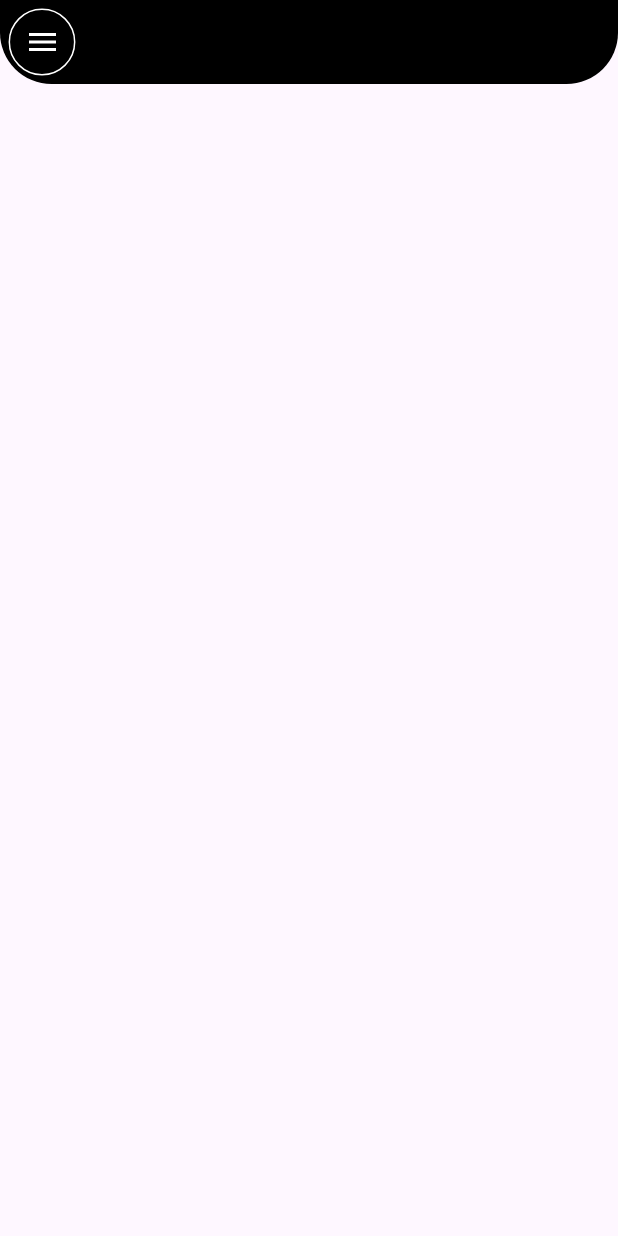
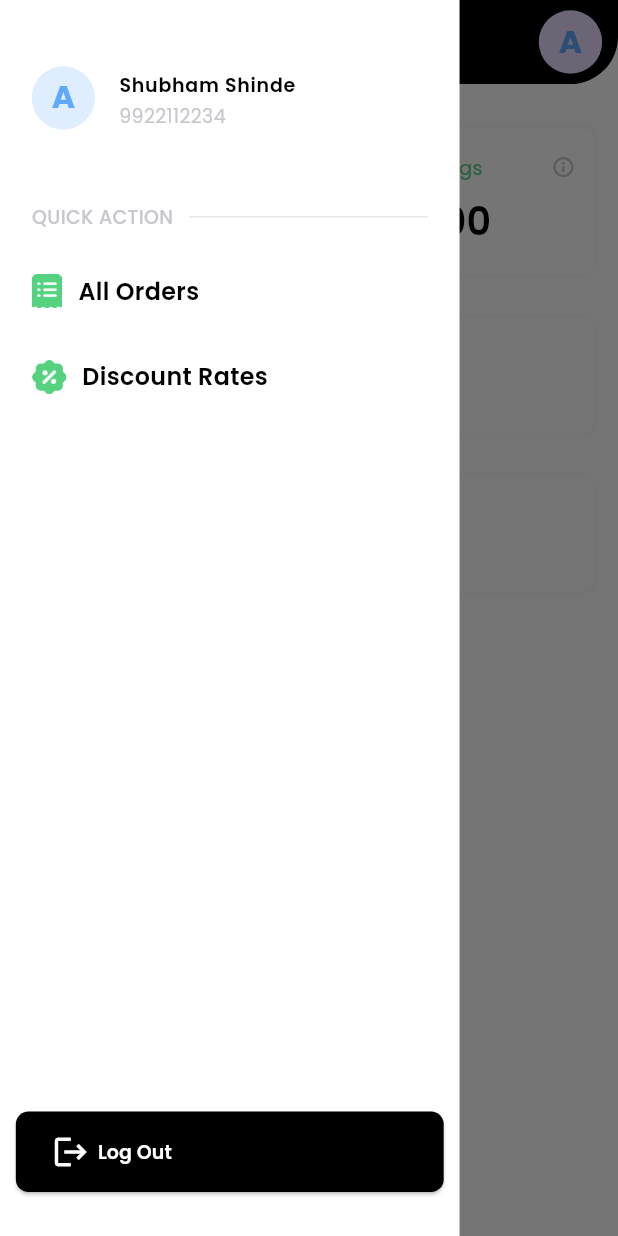
Before and after one commit to avadhworkzone/wiletone, a Flutter app: the DashBoard screen opened directly, with the side drawer open (before the commit the screen has no drawer), on a phone screen of 412 x 824 dp. Run offline on Flutter 3.47's test engine with Material 3 defaults, Android fonts, the phone set to English and light mode, and no system bars; our stand-ins replace flutter_screenutil, flutter_svg, get, get_storage; accounts and stored records are empty.

Commit message:
dashboard screen and discount rates screen done

```diff
--- a/lib/common/common_widget/wiletone_custom_button.dart
+++ b/lib/common/common_widget/wiletone_custom_button.dart
@@ -2,7 +2,6 @@ import 'package:flutter/material.dart';
 import 'package:flutter_screenutil/flutter_screenutil.dart';
 import 'package:wilatone_restaurant/common/common_widget/wiletone_text_widget.dart';
 import 'package:wilatone_restaurant/utils/color_utils.dart';
-import 'package:wilatone_restaurant/utils/extension_utils.dart';
 import 'package:wilatone_restaurant/utils/font_style_utils.dart';
 
 import '../../utils/typedef_utils.dart';
@@ -17,7 +16,10 @@ class WileToneCustomButton extends StatelessWidget {
   final Color buttonColor;
   final double? buttonHeight;
   final double buttonWidth;
+  final double? elevation;
   final bool isBorderShape;
+  final FontWeight? fontWeight;
+  final Widget? icon;
 
   const WileToneCustomButton(
       {Key? key,
@@ -30,6 +32,9 @@ class WileToneCustomButton extends StatelessWidget {
       this.buttonColor = ColorUtils.black,
       this.buttonHeight,
       this.buttonWidth = double.infinity,
+      this.elevation,
+      this.fontWeight,
+      this.icon,
       this.isBorderShape = false})
       : super(key: key);
 
@@ -54,14 +59,24 @@ class WileToneCustomButton extends StatelessWidget {
                     borderRadius: BorderRadius.circular(buttonRadius ?? 8),
                   ),
                 ),
+          elevation:
+              elevation == null ? null : MaterialStateProperty.all(elevation),
           backgroundColor: MaterialStateProperty.all(
               isBorderShape ? ColorUtils.white : buttonColor),
         ),
-        child: WileToneTextWidget(
-          title: buttonName,
-          fontSize: fontSize,
-          color: isBorderShape ? buttonColor : fontColor,
-          fontWeight: FontWeightClass.semiB,
+        child: Row(
+          mainAxisSize: icon != null ? MainAxisSize.max : MainAxisSize.min,
+          mainAxisAlignment:
+              icon != null ? MainAxisAlignment.start : MainAxisAlignment.center,
+          children: [
+            icon ?? const SizedBox(),
+            WileToneTextWidget(
+              title: buttonName,
+              fontSize: fontSize,
+              color: isBorderShape ? buttonColor : fontColor,
+              fontWeight: fontWeight ?? FontWeightClass.semiB,
+            ),
+          ],
         ),
       ),
     );
--- a/lib/common/common_widget/wiletone_text_form_field.dart
+++ b/lib/common/common_widget/wiletone_text_form_field.dart
@@ -1,12 +1,8 @@
-import 'dart:math';
-
 import 'package:flutter/material.dart';
 import 'package:flutter/services.dart';
 import 'package:flutter_screenutil/flutter_screenutil.dart';
-import 'package:intl/intl.dart';
 import 'package:wilatone_restaurant/utils/color_utils.dart';
 import 'package:wilatone_restaurant/utils/enum_utils.dart';
-import 'package:wilatone_restaurant/utils/extension_utils.dart';
 import 'package:wilatone_restaurant/utils/font_style_utils.dart';
 import 'package:wilatone_restaurant/utils/validations_utils.dart';
 
--- a/lib/common/common_widget/wiletone_text_widget.dart
+++ b/lib/common/common_widget/wiletone_text_widget.dart
@@ -1,5 +1,4 @@
 import 'package:flutter/material.dart';
-import 'package:get/get.dart';
 import 'package:wilatone_restaurant/utils/assets/assets_utils.dart';
 import 'package:wilatone_restaurant/utils/color_utils.dart';
 
--- a/lib/utils/color_utils.dart
+++ b/lib/utils/color_utils.dart
@@ -2,9 +2,12 @@ import 'package:flutter/material.dart';
 
 class ColorUtils {
   static const Color white = Colors.white;
+  static const Color transparent = Colors.transparent;
   static const Color red = Colors.red;
   static const Color black = Colors.black;
   static const Color skyBlue = Color(0xFF2A6CE7);
   static const Color grey = Color(0xFFC8C7CD);
+  static const Color greyE6 = Color(0xFFE6E6E6);
   static const Color greenColor = Color(0xff54D27F);
+  static const Color blueColor = Color(0xff60A9FF);
 }
--- a/lib/utils/const_utils.dart
+++ b/lib/utils/const_utils.dart
@@ -1,5 +1,3 @@
-import 'dart:io';
-
 import 'package:flutter/foundation.dart';
 
 void logs(String message) {
--- /dev/null
+++ b/lib/utils/decoration_utils.dart
@@ -0,0 +1,7 @@
+import 'package:flutter/material.dart';
+import 'package:wilatone_restaurant/utils/color_utils.dart';
+
+class DecorationUtils {
+  static BoxShadow commonBoxShadow() =>
+      BoxShadow(color: ColorUtils.grey.withOpacity(0.2), blurRadius: 5);
+}
--- a/lib/utils/size_config_utils.dart
+++ b/lib/utils/size_config_utils.dart
@@ -1,6 +1,5 @@
 import 'package:flutter/material.dart';
 import 'package:flutter_screenutil/flutter_screenutil.dart';
-import 'package:wilatone_restaurant/utils/extension_utils.dart';
 
 class SizeConfig {
   /// HEIGHT
@@ -38,7 +37,9 @@ class SizeConfig {
 
   static Widget sH25() => SizedBox(height: 25.h);
 
-  static Widget sH35() => SizedBox(height: 30.h);
+  static Widget sH30() => SizedBox(height: 30.h);
+
+  static Widget sH35() => SizedBox(height: 35.h);
 
   static Widget sH20() => SizedBox(height: 20.h);
 
@@ -60,6 +61,7 @@ class SizeConfig {
   static Widget sW8() => SizedBox(width: 8.w);
 
   static Widget sW10() => SizedBox(width: 10.w);
+  static Widget sW15() => SizedBox(width: 15.w);
 
   static Widget sW18() => SizedBox(width: 18.w);
 
--- a/lib/utils/variables_utils.dart
+++ b/lib/utils/variables_utils.dart
@@ -1,3 +1,26 @@
 class VariablesUtils {
   static const appName = 'WileTone';
+
+  /// ==================== DASH BOARD ==================== ///
+  static const totalSales = "Total Sales";
+  static const totalEarnings = "Total Earnings";
+  static const totalSalesAmount = "₹30,000";
+  static const totalEarningsAmount = "₹10,000";
+  static const allOrders = "All Orders";
+  static const discountRates = "Discount Rates";
+  static const ok = "Ok";
+  static const zura = "ZURA";
+  static const showsTotalOfAllOrdersForToday =
+      "Shows total of all orders for today";
+  static const theseAreTheEarning =
+      "These are the earnings that you will recive from zura on the decided payout days";
+
+  /// ==================== DRAWER ==================== ///
+  static const shubhamShinde = "Shubham Shinde";
+  static const userPhoneNumber = "9922112234";
+  static const quickAction = "QUICK ACTION";
+  static const logout = "Log Out";
+
+  /// ==================== DISCOUNT RATES ==================== ///
+  static const update = "Update";
 }
--- a/lib/view/dashboard/dashboard.dart
+++ b/lib/view/dashboard/dashboard.dart
@@ -1,23 +1,70 @@
 import 'package:flutter/material.dart';
 import 'package:flutter_screenutil/flutter_screenutil.dart';
+import 'package:wilatone_restaurant/common/common_widget/wiletone_common_dialog.dart';
+import 'package:wilatone_restaurant/common/common_widget/wiletone_text_widget.dart';
 import 'package:wilatone_restaurant/utils/assets/assets_utils.dart';
 import 'package:wilatone_restaurant/utils/color_utils.dart';
-import 'package:wilatone_restaurant/utils/const_utils.dart';
-import 'package:wilatone_restaurant/utils/extension_utils.dart';
+import 'package:wilatone_restaurant/utils/font_style_utils.dart';
+import 'package:wilatone_restaurant/utils/size_config_utils.dart';
+import 'package:wilatone_restaurant/utils/variables_utils.dart';
+import 'widgets/custom_drawer.dart';
+import 'widgets/order_box.dart';
+import 'widgets/transaction_row.dart';
 
 class DashBoard extends StatelessWidget {
-  const DashBoard({Key? key}) : super(key: key);
+  DashBoard({Key? key}) : super(key: key);
+
+  final scaffoldKey = GlobalKey<ScaffoldState>();
 
   @override
   Widget build(BuildContext context) {
     return Scaffold(
-      appBar: AppBar(
-        backgroundColor: ColorUtils.black,
-        shape: RoundedRectangleBorder(
-            borderRadius:
-                BorderRadius.vertical(bottom: Radius.circular(30.sp))),
-        leading: Container(
-          margin: EdgeInsets.all(5.sp),
+      key: scaffoldKey,
+      backgroundColor: ColorUtils.white,
+      appBar: customAppBar(),
+      drawer: const CustomDrawer(),
+      body: SingleChildScrollView(
+        child: Padding(
+          padding: EdgeInsets.symmetric(horizontal: 15.w),
+          child: Column(
+            children: [
+              SizeConfig.sH30(),
+              TransactionRow(),
+              SizeConfig.sH30(),
+              OrderBox(
+                title: VariablesUtils.allOrders,
+                icon: AssetsUtils.allOrders,
+                onTap: () {
+                  willToneCommonDialog(VariablesUtils.theseAreTheEarning);
+                },
+              ),
+              SizeConfig.sH30(),
+              OrderBox(
+                title: VariablesUtils.discountRates,
+                icon: AssetsUtils.discountOrders,
+                onTap: () {
+                  willToneCommonDialog(
+                      VariablesUtils.showsTotalOfAllOrdersForToday);
+                },
+              ),
+            ],
+          ),
+        ),
+      ),
+    );
+  }
+
+  AppBar customAppBar() {
+    return AppBar(
+      backgroundColor: ColorUtils.black,
+      shape: RoundedRectangleBorder(
+          borderRadius: BorderRadius.vertical(bottom: Radius.circular(30.sp))),
+      leading: GestureDetector(
+        onTap: () {
+          scaffoldKey.currentState!.openDrawer();
+        },
+        child: Container(
+          margin: EdgeInsets.fromLTRB(10.sp, 10.sp, 0, 10.sp),
           decoration: BoxDecoration(
               border: Border.all(color: ColorUtils.white),
               shape: BoxShape.circle),
@@ -27,6 +74,25 @@ class DashBoard extends StatelessWidget {
           ),
         ),
       ),
+      title: WileToneTextWidget(
+        title: VariablesUtils.zura,
+        color: ColorUtils.white,
+        fontSize: 24.sp,
+      ),
+      actions: [
+        Padding(
+          padding: EdgeInsets.only(right: 10.sp),
+          child: CircleAvatar(
+            radius: 20.sp,
+            child: WileToneTextWidget(
+              title: 'A',
+              fontWeight: FontWeightClass.bold,
+              fontSize: 20.sp,
+              color: ColorUtils.blueColor,
+            ),
+          ),
+        )
+      ],
     );
   }
 }
--- /dev/null
+++ b/lib/view/dashboard/widgets/custom_drawer.dart
@@ -0,0 +1,138 @@
+import 'package:flutter/material.dart';
+import 'package:flutter_screenutil/flutter_screenutil.dart';
+import 'package:get/get.dart';
+import 'package:wilatone_restaurant/common/common_widget/wiletone_custom_button.dart';
+import 'package:wilatone_restaurant/common/common_widget/wiletone_text_widget.dart';
+import 'package:wilatone_restaurant/utils/assets/assets_utils.dart';
+import 'package:wilatone_restaurant/utils/color_utils.dart';
+import 'package:wilatone_restaurant/utils/font_style_utils.dart';
+import 'package:wilatone_restaurant/utils/size_config_utils.dart';
+import 'package:wilatone_restaurant/utils/variables_utils.dart';
+
+class CustomDrawer extends StatelessWidget {
+  const CustomDrawer({
+    super.key,
+  });
+
+  @override
+  Widget build(BuildContext context) {
+    return Drawer(
+      width: 290.w,
+      backgroundColor: ColorUtils.white,
+      shape: const RoundedRectangleBorder(borderRadius: BorderRadius.zero),
+      child: Padding(
+        padding: EdgeInsets.symmetric(horizontal: 10.w),
+        child: Column(
+          mainAxisSize: MainAxisSize.min,
+          children: [
+            SizeConfig.sH30(),
+            Padding(
+              padding: EdgeInsets.symmetric(horizontal: 10.w),
+              child: ListTile(
+                leading: CircleAvatar(
+                  radius: 20.sp,
+                  backgroundColor: ColorUtils.blueColor.withOpacity(0.2),
+                  child: WileToneTextWidget(
+                    title: 'A',
+                    fontWeight: FontWeightClass.bold,
+                    fontSize: 20.sp,
+                    color: ColorUtils.blueColor,
+                  ),
+                ),
+                contentPadding: EdgeInsets.zero,
+                title: WileToneTextWidget(
+                  title: VariablesUtils.shubhamShinde,
+                  color: ColorUtils.black,
+                  fontWeight: FontWeightClass.semiB,
+                  fontSize: 12.sp,
+                ),
+                subtitle: WileToneTextWidget(
+                  title: VariablesUtils.userPhoneNumber,
+                  color: ColorUtils.grey,
+                  fontWeight: FontWeightClass.regular,
+                  fontSize: 12.sp,
+                ),
+              ),
+            ),
+            SizeConfig.sH35(),
+            Padding(
+              padding: EdgeInsets.symmetric(horizontal: 10.w),
+              child: Row(
+                children: [
+                  WileToneTextWidget(
+                    title: VariablesUtils.quickAction,
+                    color: ColorUtils.grey,
+                    fontWeight: FontWeightClass.medium,
+                    fontSize: 12.sp,
+                  ),
+                  SizeConfig.sW10(),
+                  const Expanded(
+                      child: Divider(
+                    color: ColorUtils.greyE6,
+                  )),
+                ],
+              ),
+            ),
+            SizeConfig.sH30(),
+            Padding(
+              padding: EdgeInsets.symmetric(horizontal: 10.w),
+              child: Row(
+                children: [
+                  Image.asset(
+                    AssetsUtils.allOrders,
+                    scale: 2.5.sp,
+                  ),
+                  SizeConfig.sW10(),
+                  WileToneTextWidget(
+                    title: VariablesUtils.allOrders,
+                    fontWeight: FontWeightClass.semiB,
+                    fontSize: 15.sp,
+                  ),
+                ],
+              ),
+            ),
+            SizeConfig.sH35(),
+            Padding(
+              padding: EdgeInsets.symmetric(horizontal: 10.w),
+              child: Row(
+                children: [
+                  Image.asset(
+                    AssetsUtils.discountOrders,
+                    scale: 2.5.sp,
+                  ),
+                  SizeConfig.sW10(),
+                  WileToneTextWidget(
+                    title: VariablesUtils.discountRates,
+                    fontWeight: FontWeightClass.semiB,
+                    fontSize: 15.sp,
+                  ),
+                ],
+              ),
+            ),
+            Spacer(),
+            WileToneCustomButton(
+              onPressed: () {
+                Get.back();
+              },
+              icon: Padding(
+                padding: EdgeInsets.only(right: 5.w),
+                child: Icon(
+                  Icons.logout,
+                  color: ColorUtils.white,
+                  size: 24.sp,
+                ),
+              ),
+              buttonName: VariablesUtils.logout,
+              fontSize: 12.sp,
+              buttonWidth: 290.w,
+              buttonHeight: 55.h,
+              buttonRadius: 8.sp,
+              fontWeight: FontWeightClass.semiB,
+            ),
+            SizeConfig.sH30(),
+          ],
+        ),
+      ),
+    );
+  }
+}
--- /dev/null
+++ b/lib/view/dashboard/widgets/order_box.dart
@@ -0,0 +1,51 @@
+import 'package:flutter/material.dart';
+import 'package:flutter_screenutil/flutter_screenutil.dart';
+import 'package:get/get.dart';
+import 'package:wilatone_restaurant/common/common_widget/wiletone_text_widget.dart';
+import 'package:wilatone_restaurant/utils/color_utils.dart';
+import 'package:wilatone_restaurant/utils/decoration_utils.dart';
+import 'package:wilatone_restaurant/utils/font_style_utils.dart';
+import 'package:wilatone_restaurant/utils/size_config_utils.dart';
+
+class OrderBox extends StatelessWidget {
+  const OrderBox({
+    super.key,
+    required this.title,
+    required this.icon,
+    required this.onTap,
+  });
+
+  final String title;
+  final String icon;
+  final VoidCallback onTap;
+
+  @override
+  Widget build(BuildContext context) {
+    return GestureDetector(
+      onTap: onTap,
+      child: Container(
+        width: Get.width,
+        height: 78.h,
+        decoration: BoxDecoration(
+            borderRadius: BorderRadius.circular(8.sp),
+            color: ColorUtils.white,
+            boxShadow: [DecorationUtils.commonBoxShadow()]),
+        padding: EdgeInsets.symmetric(horizontal: 12.w),
+        child: Row(
+          children: [
+            Image.asset(
+              icon,
+              scale: 2.5.sp,
+            ),
+            SizeConfig.sW10(),
+            WileToneTextWidget(
+              title: title,
+              fontWeight: FontWeightClass.semiB,
+              fontSize: 15.sp,
+            ),
+          ],
+        ),
+      ),
+    );
+  }
+}
--- /dev/null
+++ b/lib/view/dashboard/widgets/transaction_row.dart
@@ -0,0 +1,76 @@
+import 'package:flutter/material.dart';
+import 'package:flutter_screenutil/flutter_screenutil.dart';
+import 'package:wilatone_restaurant/common/common_widget/wiletone_text_widget.dart';
+import 'package:wilatone_restaurant/utils/color_utils.dart';
+import 'package:wilatone_restaurant/utils/decoration_utils.dart';
+import 'package:wilatone_restaurant/utils/font_style_utils.dart';
+import 'package:wilatone_restaurant/utils/variables_utils.dart';
+
+class TransactionModel {
+  String title;
+  String amount;
+
+  TransactionModel({required this.title, required this.amount});
+}
+
+class TransactionRow extends StatelessWidget {
+  TransactionRow({
+    super.key,
+  });
+
+  List<TransactionModel> transactionList = [
+    TransactionModel(
+        title: VariablesUtils.totalSales,
+        amount: VariablesUtils.totalSalesAmount),
+    TransactionModel(
+        title: VariablesUtils.totalEarnings,
+        amount: VariablesUtils.totalEarningsAmount),
+  ];
+
+  @override
+  Widget build(BuildContext context) {
+    return Row(
+        children: List.generate(
+            transactionList.length,
+            (index) => Expanded(
+                  child: Container(
+                    height: 100.h,
+                    margin: EdgeInsets.only(
+                        right: index == 0 ? 10.sp : 0,
+                        left: index == 1 ? 10.sp : 0),
+                    decoration: BoxDecoration(
+                        color: ColorUtils.white,
+                        boxShadow: [DecorationUtils.commonBoxShadow()],
+                        borderRadius: BorderRadius.circular(8.sp)),
+                    padding: EdgeInsets.all(12.w),
+                    child: Column(
+                      crossAxisAlignment: CrossAxisAlignment.start,
+                      mainAxisAlignment: MainAxisAlignment.spaceAround,
+                      mainAxisSize: MainAxisSize.min,
+                      children: [
+                        Row(
+                          children: [
+                            WileToneTextWidget(
+                              title: transactionList[index].title,
+                              color: ColorUtils.greenColor,
+                              fontSize: 12.sp,
+                            ),
+                            const Spacer(),
+                            Icon(
+                              Icons.info_outline,
+                              size: 15.w,
+                              color: ColorUtils.grey,
+                            ),
+                          ],
+                        ),
+                        WileToneTextWidget(
+                          title: transactionList[index].amount,
+                          fontSize: 24.sp,
+                          fontWeight: FontWeightClass.semiB,
+                        ),
+                      ],
+                    ),
+                  ),
+                )));
+  }
+}
```
Also changed, not shown: lib/common/common_widget/wiletone_common_dialog.dart (added, +51 -0 lines), lib/main.dart (+12 -8 lines), lib/view/discount_rates.dart (added, +104 -0 lines), 1 other file.
